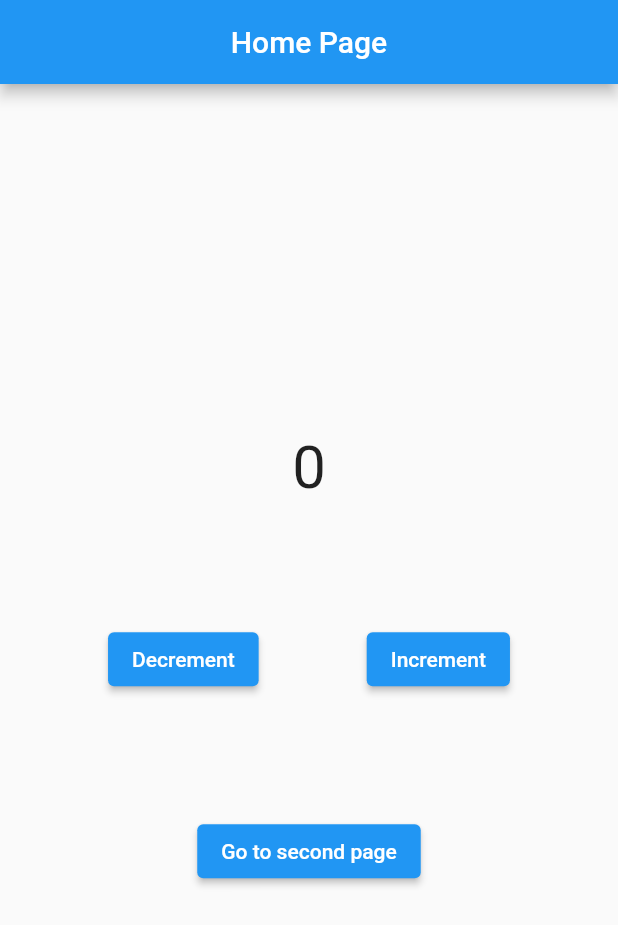
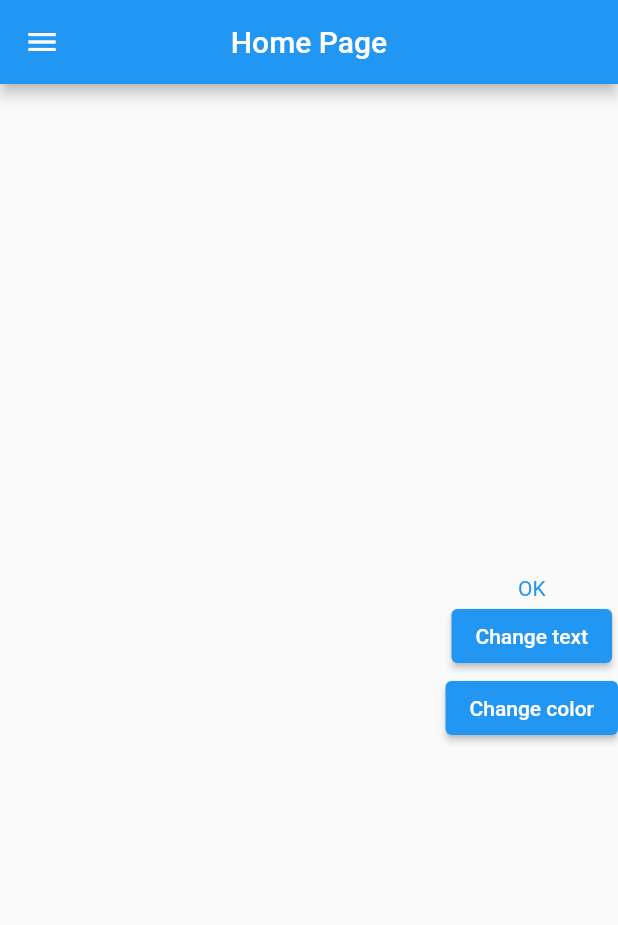
Before and after one commit to pvc2209/learn_provider, a Flutter app: the screen it shows after launch, on a phone screen of 412 x 824 dp. Shown: the top 925 px of the screen. Run offline on Flutter 3.47's test engine with Material 2 defaults, Android fonts, the phone set to English and light mode, and no system bars.

Commit message:
3.3 Quản lý State trong Flutter bằng Provider dùng Consumer

```diff
--- a/lib/counter_provider.dart
+++ /dev/null
@@ -1,19 +0,0 @@
-import 'package:flutter/cupertino.dart';
-
-class CounterProvider extends ChangeNotifier {
-  int _counter;
-
-  CounterProvider(this._counter);
-
-  int get counter => _counter;
-
-  void increment() {
-    _counter += 1;
-    notifyListeners();
-  }
-
-  void decrement() {
-    _counter -= 1;
-    notifyListeners();
-  }
-}
--- a/lib/home_page.dart
+++ b/lib/home_page.dart
@@ -1,61 +1,76 @@
-import 'package:bai3_1_provider/second_page.dart';
 import 'package:flutter/material.dart';
 import 'package:provider/provider.dart';
 
-import 'counter_provider.dart';
+import 'my_settings.dart';
 
 class HomePage extends StatelessWidget {
   const HomePage({Key? key}) : super(key: key);
 
   @override
   Widget build(BuildContext context) {
+    print("rebuild to");
+
     return Scaffold(
       appBar: AppBar(
         title: Text("Home Page"),
         centerTitle: true,
       ),
-      body: Center(
-        child: Column(
+      drawer: SafeArea(
+        child: Drawer(
+          child: Consumer<MySetting>(
+            builder: (context, settings, child) {
+              return Column(
+                children: [
+                  ListTile(
+                    title: Text("Change text"),
+                    onTap: () {
+                      settings.text = "Drawer";
+                    },
+                  ),
+                  ListTile(
+                    title: Text("Change color"),
+                    onTap: () {
+                      settings.changeColor();
+                    },
+                  ),
+                ],
+              );
+            },
+          ),
+        ),
+      ),
+      body: SafeArea(
+        child: Align(
+          alignment: Alignment.topRight,
+          child: Consumer<MySetting>(builder: (context, settings, child) {
+            print("rebuild nho");
+
+            return Column(
               mainAxisAlignment: MainAxisAlignment.center,
               children: [
                 Text(
-              context.watch<CounterProvider>().counter.toString(),
-              style: const TextStyle(fontSize: 40),
-            ),
-            const SizedBox(
-              height: 80,
-            ),
-            Row(
-              mainAxisAlignment: MainAxisAlignment.spaceEvenly,
-              children: [
-                ElevatedButton(
-                  onPressed: () {
-                    context.read<CounterProvider>().decrement();
-                  },
-                  child: const Text("Decrement"),
+                  settings.text,
+                  style: TextStyle(color: settings.color),
                 ),
                 ElevatedButton(
                   onPressed: () {
-                    context.read<CounterProvider>().increment();
+                    settings.text = "Hello";
                   },
-                  child: const Text("Increment"),
+                  child: Text(
+                    "Change text",
                   ),
-              ],
-            ),
-            SizedBox(
-              height: 80,
                 ),
                 ElevatedButton(
                   onPressed: () {
-                Navigator.push(
-                    context,
-                    MaterialPageRoute(
-                      builder: (context) => SecondPage(),
-                    ));
+                    settings.changeColor();
                   },
-              child: Text("Go to second page"),
+                  child: Text(
+                    "Change color",
+                  ),
                 ),
               ],
+            );
+          }),
         ),
       ),
     );
--- /dev/null
+++ b/lib/my_settings.dart
@@ -0,0 +1,45 @@
+import 'dart:math';
+
+import 'package:flutter/material.dart';
+
+class MySetting extends ChangeNotifier {
+  String _text = "OK";
+  Color color = Colors.blue;
+
+  String get text => _text;
+
+  set text(String value) {
+    if (_text == "OK") {
+      _text = value;
+    } else {
+      _text = "OK";
+    }
+
+    notifyListeners();
+  }
+
+  // Color get color => _color;
+
+  // Ko so sánh được 2 object color vì so sánh == ở đây là so sánh địa chỉ
+  // set color(Color value) {
+  //   if (_color != Colors.blue) {
+  //     _color = value;
+  //   } else {
+  //     _color = Colors.blue;
+  //   }
+
+  //   notifyListeners();
+  // }
+
+  void changeColor() {
+    int r = Random().nextInt(100);
+
+    if (r % 2 == 0) {
+      color = Colors.red;
+    } else {
+      color = Colors.blue;
+    }
+
+    notifyListeners();
+  }
+}
```
Also changed, not shown: lib/main.dart (+15 -2 lines), lib/second_page.dart (deleted, +0 -59 lines). Lines whose indentation alone changed are shown as unchanged.
